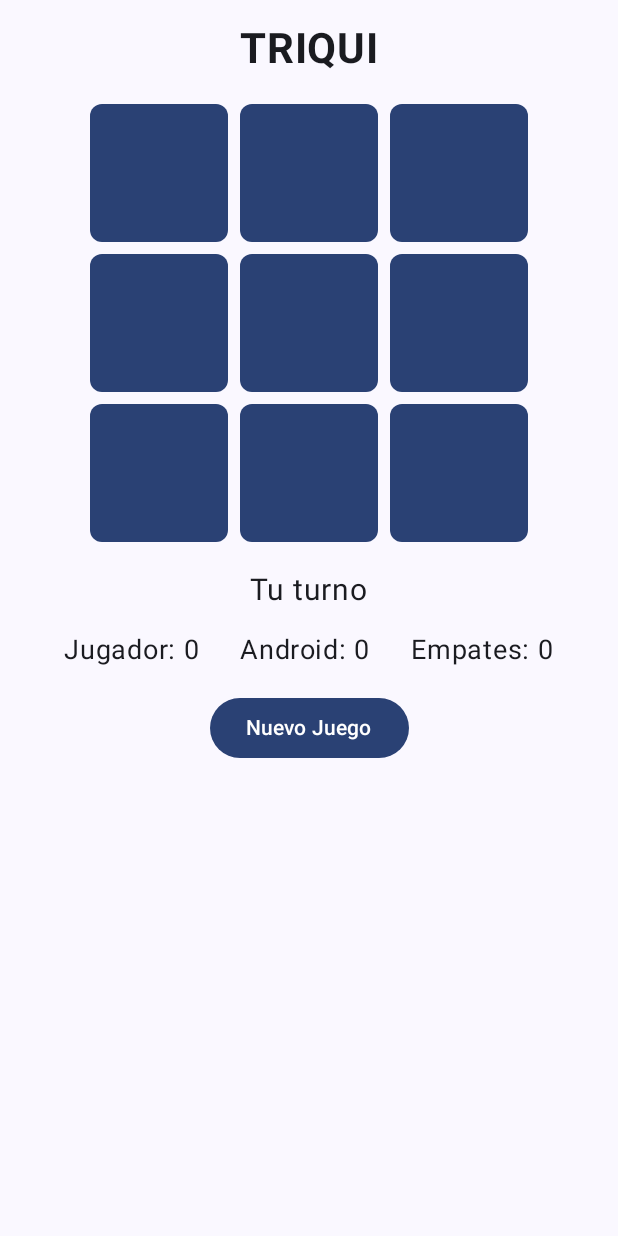
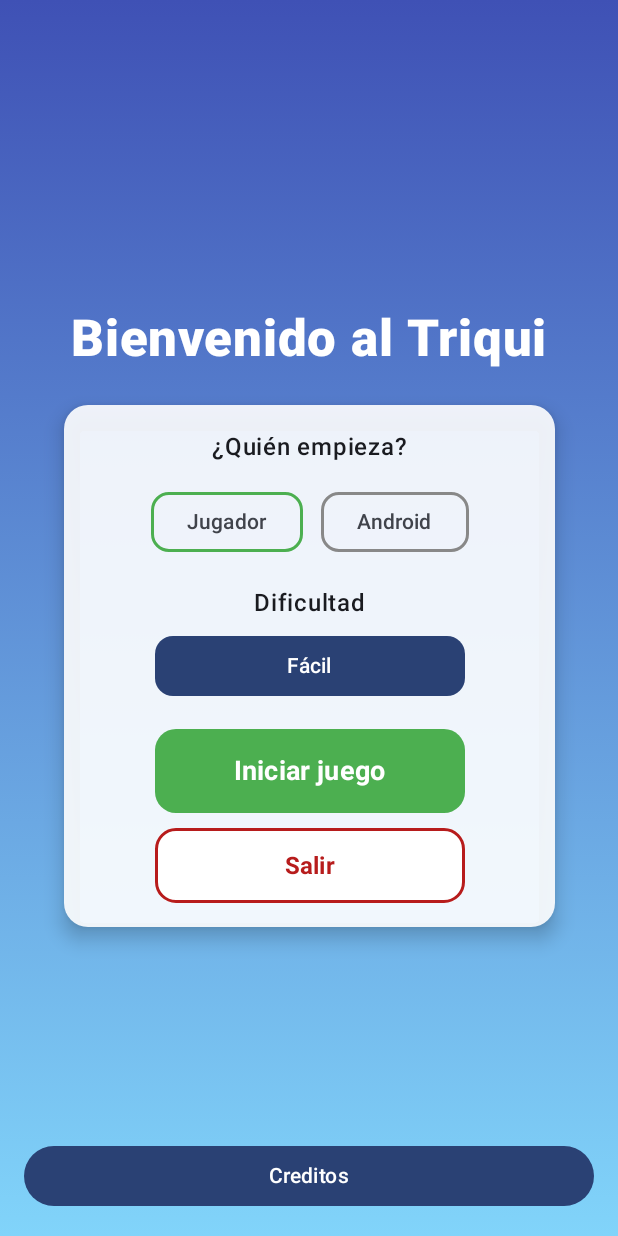
Before and after one commit to FrGp-dev/Movil_App_Dev, an Android app built with Jetpack Compose: the screen it shows after launch (MainActivity), on a phone screen of 412 x 824 dp. Run offline under Robolectric (Android 15) with nearby library versions, the phone set to English and light mode, and no system bars.

Commit message:
Subiendo proyecto Android Studio al Reto 4 (Triqui)

```diff
--- a/app/build.gradle.kts
+++ b/app/build.gradle.kts
@@ -49,6 +49,7 @@ dependencies {
     implementation(libs.androidx.ui.graphics)
     implementation(libs.androidx.ui.tooling.preview)
     implementation(libs.androidx.material3)
+    implementation(libs.androidx.navigation.compose)
     testImplementation(libs.junit)
     androidTestImplementation(libs.androidx.junit)
     androidTestImplementation(libs.androidx.espresso.core)
@@ -56,4 +57,5 @@ dependencies {
     androidTestImplementation(libs.androidx.ui.test.junit4)
     debugImplementation(libs.androidx.ui.tooling)
     debugImplementation(libs.androidx.ui.test.manifest)
+
 }
--- a/app/src/main/java/com/example/triqui/MainActivity.kt
+++ b/app/src/main/java/com/example/triqui/MainActivity.kt
@@ -3,168 +3,25 @@ package com.example.triqui
 import android.os.Bundle
 import androidx.activity.ComponentActivity
 import androidx.activity.compose.setContent
-import androidx.compose.foundation.layout.*
-import androidx.compose.foundation.shape.RoundedCornerShape
-import androidx.compose.material3.*
-import androidx.compose.runtime.*
-import androidx.compose.ui.Alignment
+import androidx.compose.material3.Surface
 import androidx.compose.ui.Modifier
-import androidx.compose.ui.graphics.Color
-import androidx.compose.ui.text.font.FontWeight
-import androidx.compose.ui.unit.dp
-import androidx.compose.ui.unit.sp
+import androidx.compose.foundation.layout.fillMaxSize
+import androidx.compose.material3.MaterialTheme
+import com.example.triqui.navigation.TriquiNavigation
 import com.example.triqui.ui.theme.TriquiTheme
-import kotlinx.coroutines.delay
 
 class MainActivity : ComponentActivity() {
     override fun onCreate(savedInstanceState: Bundle?) {
         super.onCreate(savedInstanceState)
         setContent {
             TriquiTheme {
-                Surface(modifier = Modifier.fillMaxSize(), color = MaterialTheme.colorScheme.background) {
-                    TriquiApp()
+                Surface(
+                    modifier = Modifier.fillMaxSize(),
+                    color = MaterialTheme.colorScheme.background
+                ) {
+                    TriquiNavigation()
                 }
             }
         }
     }
 }
-
-@Composable
-fun TriquiApp() {
-    var juego by remember { mutableStateOf(TriquiJuego()) }
-    var tablero by remember { mutableStateOf(juego.tablero) }
-    var textoEstado by remember { mutableStateOf("Tu turno") }
-    var juegoTerminado by remember { mutableStateOf(false) }
-
-    var victoriasJugador by remember { mutableStateOf(0) }
-    var victoriasComputador by remember { mutableStateOf(0) }
-    var empates by remember { mutableStateOf(0) }
-
-    var empiezaJugador by remember { mutableStateOf(true) }
-
-    // 🔹 Nuevo estado para controlar si Android debe jugar
-    var turnoAndroid by remember { mutableStateOf(false) }
-
-    fun reiniciarJuego() {
-        juego = TriquiJuego()
-        tablero = juego.tablero
-        juegoTerminado = false
-        empiezaJugador = !empiezaJugador
-
-        if (empiezaJugador) {
-            textoEstado = "Tu turno"
-        } else {
-            textoEstado = "Turno de Android"
-            turnoAndroid = true
-        }
-    }
-
-    LaunchedEffect(turnoAndroid) {
-        if (turnoAndroid && !juegoTerminado) {
-            delay(800) // espera 0.8s
-            val jugada = juego.jugadaComputador()
-            juego.ponerJugada(TriquiJuego.COMPUTADOR, jugada)
-            tablero = juego.tablero
-            val ganador = juego.verificarGanador()
-            when (ganador) {
-                0 -> textoEstado = "Tu turno"
-                1 -> {
-                    textoEstado = "¡Empate!"
-                    empates++
-                    juegoTerminado = true
-                }
-                2 -> {
-                    textoEstado = "¡Ganaste!"
-                    victoriasJugador++
-                    juegoTerminado = true
-                }
-                3 -> {
-                    textoEstado = "Android ganó"
-                    victoriasComputador++
-                    juegoTerminado = true
-                }
-            }
-            turnoAndroid = false // 🔹 resetea la bandera
-        }
-    }
-
-    Column(
-        modifier = Modifier.fillMaxSize().padding(16.dp),
-        horizontalAlignment = Alignment.CenterHorizontally
-    ) {
-        Text("TRIQUI", fontSize = 28.sp, fontWeight = FontWeight.Bold)
-
-        Spacer(Modifier.height(16.dp))
-
-        // Tablero 3x3
-        for (fila in 0..2) {
-            Row {
-                for (col in 0..2) {
-                    val indice = fila * 3 + col
-                    Button(
-                        onClick = {
-                            if (!juegoTerminado && juego.ponerJugada(TriquiJuego.JUGADOR, indice)) {
-                                tablero = juego.tablero
-                                var ganador = juego.verificarGanador()
-                                if (ganador == 0) {
-                                    textoEstado = "Turno de Android"
-                                    turnoAndroid = true
-                                } else {
-                                    when (ganador) {
-                                        1 -> {
-                                            textoEstado = "¡Empate!"
-                                            empates++
-                                            juegoTerminado = true
-                                        }
-                                        2 -> {
-                                            textoEstado = "¡Ganaste!"
-                                            victoriasJugador++
-                                            juegoTerminado = true
-                                        }
-                                        3 -> {
-                                            textoEstado = "Android ganó"
-                                            victoriasComputador++
-                                            juegoTerminado = true
-                                        }
-                                    }
-                                }
-                            }
-                        },
-                        enabled = !juegoTerminado && tablero[indice] == TriquiJuego.VACIO,
-                        modifier = Modifier.size(100.dp).padding(4.dp),
-                        shape = RoundedCornerShape(8.dp)
-                    ) {
-                        Text(
-                            text = if (tablero[indice] == TriquiJuego.VACIO) "" else tablero[indice].toString(),
-                            fontSize = 32.sp,
-                            color = when (tablero[indice]) {
-                                TriquiJuego.JUGADOR -> Color.Green
-                                TriquiJuego.COMPUTADOR -> Color.Red
-                                else -> Color.Unspecified
-                            }
-                        )
-                    }
-                }
-            }
-        }
-
-        Spacer(Modifier.height(16.dp))
-        Text(textoEstado, fontSize = 20.sp)
-
-        Spacer(Modifier.height(16.dp))
-
-        // Marcador
-        Row(modifier = Modifier.fillMaxWidth(), horizontalArrangement = Arrangement.SpaceEvenly) {
-            Text("Jugador: $victoriasJugador", fontSize = 18.sp)
-            Text("Android: $victoriasComputador", fontSize = 18.sp)
-            Text("Empates: $empates", fontSize = 18.sp)
-        }
-
-        Spacer(Modifier.height(16.dp))
-
-        // Botón de Nuevo Juego
-        Button(onClick = { reiniciarJuego() }) {
-            Text("Nuevo Juego")
-        }
-    }
-}
--- /dev/null
+++ b/app/src/main/java/com/example/triqui/navigation/TriquiNavigation.kt
@@ -0,0 +1,30 @@
+package com.example.triqui.navigation
+
+import androidx.compose.runtime.Composable
+import androidx.navigation.compose.NavHost
+import androidx.navigation.compose.composable
+import androidx.navigation.compose.rememberNavController
+import com.example.triqui.pantallas.PantallaInicio
+import com.example.triqui.pantallas.PantallaJuego
+
+object Routes {
+    const val Inicio = "inicio"
+    const val Juego = "juego"
+}
+
+@Composable
+fun TriquiNavigation() {
+    val navController = rememberNavController()
+
+    NavHost(
+        navController = navController,
+        startDestination = Routes.Inicio
+    ) {
+        composable(Routes.Inicio) {
+            PantallaInicio(navController = navController)
+        }
+        composable(Routes.Juego) {
+            PantallaJuego(navController = navController)
+        }
+    }
+}
--- /dev/null
+++ b/app/src/main/java/com/example/triqui/pantallas/PantallaInicio.kt
@@ -0,0 +1,198 @@
+package com.example.triqui.pantallas
+
+
+import androidx.compose.animation.AnimatedContent
+import androidx.compose.foundation.BorderStroke
+import androidx.compose.foundation.background
+import androidx.compose.foundation.layout.*
+import androidx.compose.foundation.shape.RoundedCornerShape
+import androidx.compose.material3.*
+import androidx.compose.runtime.*
+import androidx.compose.runtime.saveable.rememberSaveable
+import androidx.compose.ui.Alignment
+import androidx.compose.ui.Modifier
+import androidx.compose.ui.graphics.Brush
+import androidx.compose.ui.graphics.Color
+import androidx.activity.compose.LocalActivity
+import androidx.compose.ui.text.font.FontWeight
+import androidx.compose.ui.unit.dp
+import androidx.compose.ui.unit.sp
+import androidx.navigation.NavHostController
+import com.example.triqui.navigation.Routes
+
+@Composable
+fun PantallaInicio(navController: NavHostController) {
+    var empiezaJugador by rememberSaveable { mutableStateOf(true) }
+    var dificultad by rememberSaveable { mutableStateOf("Fácil") }
+    var expanded by remember { mutableStateOf(false) }
+    val opciones = listOf("Fácil", "Medio", "Difícil")
+    val activity = LocalActivity.current
+    var mostrar_alerta by remember { mutableStateOf(false) }
+    var mostrar_creditos by remember { mutableStateOf(false) }
+
+
+    Box(
+        modifier = Modifier
+            .fillMaxSize()
+            .background(
+                Brush.verticalGradient(
+                    listOf(Color(0xFF3F51B5), Color(0xFF81D4FA))
+                )
+            ),
+        contentAlignment = Alignment.Center
+    ) {
+        Column(horizontalAlignment = Alignment.CenterHorizontally, modifier = Modifier.padding(24.dp)) {
+            AnimatedContent(targetState = "Bienvenido al Triqui") { titulo ->
+                Text(
+                    text = titulo,
+                    fontSize = 34.sp,
+                    fontWeight = FontWeight.ExtraBold,
+                    color = Color.White,
+                    modifier = Modifier.padding(bottom = 24.dp)
+                )
+            }
+
+            Card(
+                modifier = Modifier.fillMaxWidth(0.9f),
+                shape = RoundedCornerShape(16.dp),
+                colors = CardDefaults.cardColors(containerColor = Color.White.copy(alpha = 0.9f)),
+                elevation = CardDefaults.cardElevation(defaultElevation = 8.dp)
+            ) {
+                Column(modifier = Modifier.fillMaxWidth().padding(16.dp), horizontalAlignment = Alignment.CenterHorizontally) {
+                    // Selector: quién empieza
+                    Text("¿Quién empieza?", fontWeight = FontWeight.SemiBold)
+                    Spacer(Modifier.height(8.dp))
+                    Row {
+                        OutlinedButton(
+                            onClick = { empiezaJugador = true },
+                            border = BorderStroke(2.dp, if (empiezaJugador) Color(0xFF4CAF50) else Color.Gray),
+                            shape = RoundedCornerShape(12.dp),
+                            modifier = Modifier.padding(6.dp)
+                        ) {
+                            Text("Jugador")
+                        }
+                        OutlinedButton(
+                            onClick = { empiezaJugador = false },
+                            border = BorderStroke(2.dp, if (!empiezaJugador) Color(0xFFD32F2F) else Color.Gray),
+                            shape = RoundedCornerShape(12.dp),
+                            modifier = Modifier.padding(6.dp)
+                        ) {
+                            Text("Android")
+                        }
+                    }
+
+                    Spacer(Modifier.height(12.dp))
+
+                    // Selector de dificultad
+                    Text("Dificultad", fontWeight = FontWeight.SemiBold)
+                    Spacer(Modifier.height(6.dp))
+                    Box {
+                        Button(
+                            onClick = { expanded = true },
+                            modifier = Modifier.fillMaxWidth(0.7f),
+                            shape = RoundedCornerShape(12.dp)
+                        ) {
+                            Text(dificultad)
+                        }
+                        DropdownMenu(expanded = expanded, onDismissRequest = { expanded = false }) {
+                            opciones.forEach { opcion ->
+                                DropdownMenuItem(
+                                    text = { Text(opcion) },
+                                    onClick = {
+                                        dificultad = opcion
+                                        expanded = false
+                                    }
+                                )
+                            }
+                        }
+                    }
+
+                    Spacer(Modifier.height(18.dp))
+
+                    // Botón principal: Iniciar Juego
+                    Button(
+                        onClick = {
+                            navController.currentBackStackEntry?.savedStateHandle?.set("empiezaJugador", empiezaJugador)
+                            navController.currentBackStackEntry?.savedStateHandle?.set("dificultad", dificultad)
+                            navController.navigate(Routes.Juego)
+                        },
+                        modifier = Modifier
+                            .fillMaxWidth(0.7f)
+                            .height(56.dp),
+                        shape = RoundedCornerShape(14.dp),
+                        colors = ButtonDefaults.buttonColors(containerColor = Color(0xFF4CAF50))
+                    ) {
+                        Text("Iniciar juego", fontSize = 18.sp, fontWeight = FontWeight.Bold, color = Color.White)
+                    }
+
+                    Spacer(Modifier.height(10.dp))
+
+                    OutlinedButton(
+                        onClick = { mostrar_alerta=true},
+                        modifier = Modifier
+                            .fillMaxWidth(0.7f)
+                            .height(50.dp),
+                        shape = RoundedCornerShape(14.dp),
+                        border = BorderStroke(2.dp, Color(0xFFB71C1C)),
+                        colors = ButtonDefaults.outlinedButtonColors(containerColor = Color.White)
+                    ) {
+                        Text("Salir", fontSize = 16.sp, color = Color(0xFFB71C1C), fontWeight = FontWeight.Bold)
+                    }
+                    if (mostrar_alerta) {
+                        AlertDialog(
+                            onDismissRequest = { mostrar_alerta = false },
+                            title = { Text("Confirmar salida") },
+                            text = { Text("¿Estás seguro de que deseas salir de la aplicación?") },
+                            confirmButton = {
+                                TextButton(
+                                    onClick = {
+                                        mostrar_alerta = false
+                                        activity?.finish()
+                                    }
+                                ) {
+                                    Text("Sí", color = Color(0xFFB71C1C), fontWeight = FontWeight.Bold)
+                                }
+                            },
+                            dismissButton = {
+                                TextButton(onClick = { mostrar_alerta = false }) {
+                                    Text("Cancelar", color = Color.DarkGray)
+                                }
+                            }
+                        )
+                    }
+                }
+            }
+        }
+        Button(onClick = { mostrar_creditos=true},
+            modifier = Modifier
+                .align(Alignment.BottomCenter)
+                .fillMaxWidth()
+                .padding(16.dp)
+        ) {
+            Text("Creditos")
+        }
+        if (mostrar_creditos) {
+            AlertDialog(
+                onDismissRequest = { mostrar_creditos = false },
+                title = {  Column {
+                    Text("Hecho Para")
+                    Text("Desarrollo de Aplicaciones para Dispositivos Móviles")
+                    Text("Semestre 2025-2")
+                } },
+                text = { Column {
+                    Text("Desarrollado por Fredy Alexander Gonzalez Pobre")
+                    Text("Universidad Naciona Ing. De Sistemas Y Computacion", fontSize = 14.sp, color = Color.Gray)
+                } },
+                confirmButton = {
+                    TextButton(
+                        onClick = {
+                            mostrar_creditos = false
+                        }
+                    ) {
+                        Text("Volver", color = Color(0xFF1CB72B), fontWeight = FontWeight.Bold)
+                    }
+                }
+            )
+        }
+    }
+}
```
Also changed, not shown: app/src/main/java/com/example/triqui/TriquiJuego.java (+52 -5 lines), app/src/main/java/com/example/triqui/pantallas/PantallaJuego.kt (added, +128 -0 lines), gradle/libs.versions.toml (+6 -4 lines).
